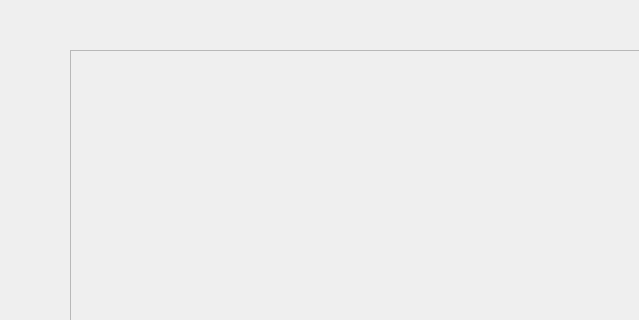
Above: Project/FunGames/othellowindow.ui from MahdiSaneiFard/FunGames before the change; both pictures show x 0 to 639 and y 0 to 320 of the 800 by 600 pixel window. Below: the same form after it.
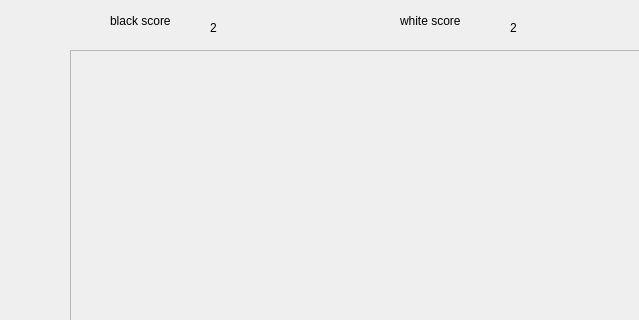
That is the form after the change.

Commit message: suggest move and add score

Patch:
```diff
--- a/Project/FunGames/othellowindow.ui
+++ b/Project/FunGames/othellowindow.ui
@@ -36,6 +36,58 @@
      </item>
     </layout>
    </widget>
+   <widget class="QLabel" name="label">
+    <property name="geometry">
+     <rect>
+      <x>110</x>
+      <y>10</y>
+      <width>81</width>
+      <height>21</height>
+     </rect>
+    </property>
+    <property name="text">
+     <string>black score</string>
+    </property>
+   </widget>
+   <widget class="QLabel" name="label_2">
+    <property name="geometry">
+     <rect>
+      <x>400</x>
+      <y>10</y>
+      <width>91</width>
+      <height>21</height>
+     </rect>
+    </property>
+    <property name="text">
+     <string>white score</string>
+    </property>
+   </widget>
+   <widget class="QLabel" name="label_3">
+    <property name="geometry">
+     <rect>
+      <x>210</x>
+      <y>20</y>
+      <width>49</width>
+      <height>16</height>
+     </rect>
+    </property>
+    <property name="text">
+     <string>2</string>
+    </property>
+   </widget>
+   <widget class="QLabel" name="white_score">
+    <property name="geometry">
+     <rect>
+      <x>510</x>
+      <y>20</y>
+      <width>49</width>
+      <height>16</height>
+     </rect>
+    </property>
+    <property name="text">
+     <string>2</string>
+    </property>
+   </widget>
   </widget>
   <widget class="QMenuBar" name="menubar">
    <property name="geometry">
```
The commit also changes 52 other files.
